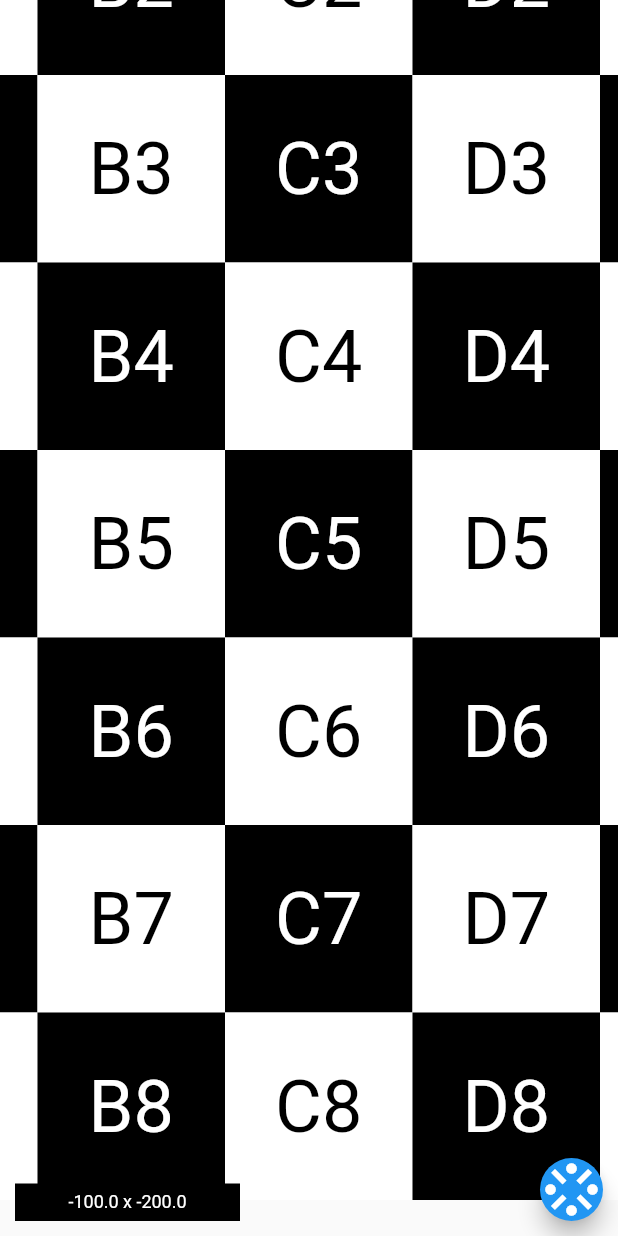
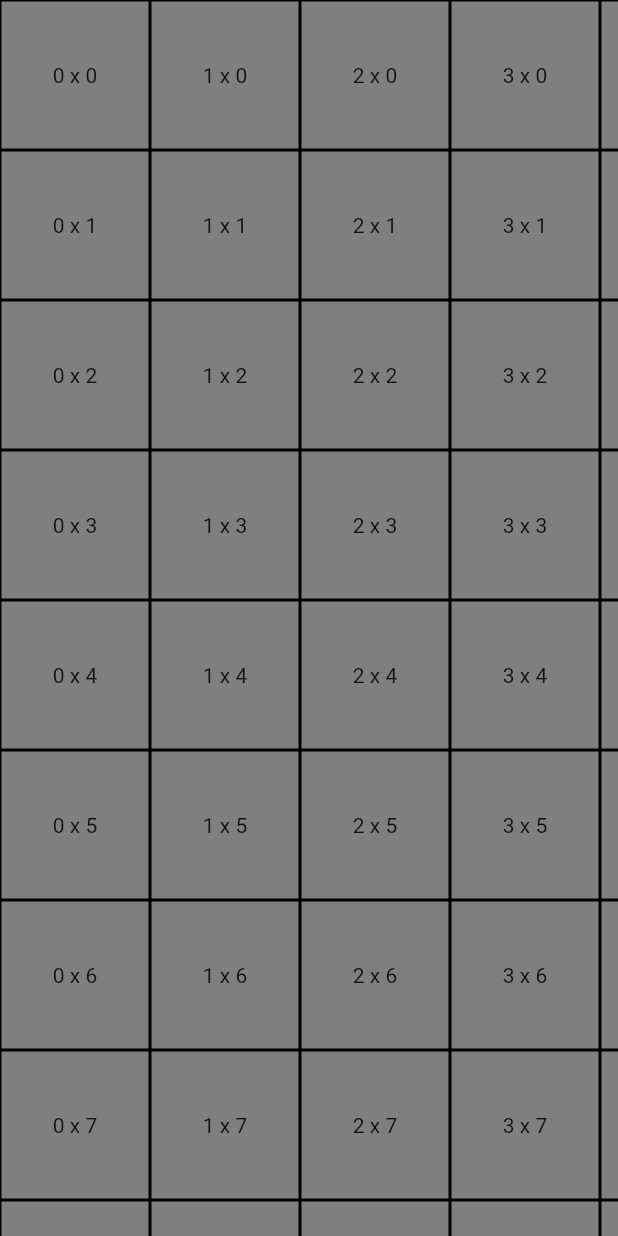
Before and after one commit to PlugFox/interactive_viewer, a Flutter app: the screen it shows after launch, on a phone screen of 412 x 824 dp. Run offline on Flutter 3.47's test engine with Material 2 defaults, Android fonts, the phone set to English and light mode, and no system bars.

Commit message:
Новый механизм отрисовки доски

```diff
--- a/lib/src/app.dart
+++ b/lib/src/app.dart
@@ -1,18 +1,26 @@
 import 'package:flutter/material.dart';
 import 'package:game_board/src/board.dart';
-import 'package:game_board/src/camera.dart';
 
 class App extends StatelessWidget {
   const App({Key? key}) : super(key: key);
 
   @override
-  Widget build(BuildContext context) => const MaterialApp(
-        title: 'GameBoard',
+  Widget build(BuildContext context) => MaterialApp(
+        title: 'Board',
         home: Scaffold(
           body: SafeArea(
-            child: Camera(
-              debug: true,
-              child: Board(),
+            child: Board(
+              builder: (x, y) => DecoratedBox(
+                decoration: BoxDecoration(
+                  border: Border.all(
+                    width: 1,
+                    color: const Color(0xFF000000),
+                  ),
+                ),
+                child: Center(
+                  child: Text('$x x $y'),
+                ),
+              ),
             ),
           ),
         ),
--- a/lib/src/board.dart
+++ b/lib/src/board.dart
@@ -1,64 +1,176 @@
+import 'package:flutter/foundation.dart';
 import 'package:flutter/widgets.dart';
 
+typedef CellBuilder = Widget Function(int x, int y);
+
+@immutable
 class Board extends StatelessWidget {
+  final Size? size;
+  final CellBuilder builder;
+
   const Board({
+    required this.builder,
+    this.size,
     Key? key,
   }) : super(key: key);
 
   @override
-  Widget build(BuildContext context) => Column(
-        children: List<Widget>.generate(
-          8,
-          (i) => Expanded(
-            flex: 1,
-            child: Row(
-              children: List<Widget>.generate(
-                8,
-                (j) => Expanded(
-                  flex: 1,
-                  child: BoardCell(
-                    x: j,
-                    y: i,
-                  ),
+  Widget build(BuildContext context) => _Board(
+        builder: builder,
+        size: size ?? const Size.square(100),
+      );
+}
+
+@immutable
+class _Board extends StatefulWidget {
+  final Size size;
+  final CellBuilder builder;
+
+  const _Board({
+    required this.builder,
+    required this.size,
+    Key? key,
+  }) : super(key: key);
+
+  @override
+  State<_Board> createState() => _BoardState();
+}
+
+// ignore: prefer_mixin
+class _BoardState extends State<_Board> {
+  final ValueNotifier<Offset> _listenable =
+      ValueNotifier<Offset>(const Offset(0, 0));
+
+  //region Lifecycle
+  @override
+  void initState() {
+    super.initState();
+    // Первичная инициализация виджета
+  }
+
+  @override
+  void didUpdateWidget(_Board oldWidget) {
+    super.didUpdateWidget(oldWidget);
+    // Конфигурация виджета изменилась
+  }
+
+  @override
+  void dispose() {
+    // Перманетное удаление стейта из дерева
+    super.dispose();
+  }
+  //endregion
+
+  Iterable<Widget> _buildCells(int width, int height) sync* {
+    final builder = widget.builder;
+    final cellSize = widget.size;
+    for (var x = 0; x < width; x++) {
+      for (var y = 0; y < height; y++) {
+        yield SizedBox.fromSize(
+          size: cellSize,
+          child: builder(x, y),
+        );
+      }
+    }
+  }
+
+  @override
+  Widget build(BuildContext context) => GestureDetector(
+        onPanStart: (DragStartDetails details) {},
+        onPanCancel: () {},
+        onPanDown: (details) {},
+        onPanEnd: (details) {},
+        onPanUpdate: (details) {
+          _listenable.value =
+              _listenable.value.translate(details.delta.dx, details.delta.dy);
+        },
+        child: ColoredBox(
+          color: const Color(0xFF7F7F7F),
+          child: LayoutBuilder(
+            builder: (context, constraints) {
+              // Расчитываю сколько клеточек может
+              // поместиться на экране по каждой оси
+              // с небольшим запасом
+              final boardSize = constraints.biggest;
+              final cellSize = widget.size;
+              final width = (boardSize.width / cellSize.width).ceil() + 1;
+              final height = (boardSize.height / cellSize.height).ceil() + 1;
+              return Flow(
+                delegate: _BoardFlowDelegate(
+                  width,
+                  height,
+                  cellSize,
+                  _listenable,
                 ),
-              ),
-            ),
+                children: _buildCells(width, height).toList(growable: false),
+              );
+            },
           ),
         ),
       );
 }
 
-@immutable
-class BoardCell extends StatelessWidget {
-  static const Color _black = Color(0xFF000000);
-  static const Color _white = Color(0xFFFFFFFF);
-  static final int _aCode = 'A'.codeUnitAt(0);
+class _BoardFlowDelegate extends FlowDelegate {
+  final ValueListenable<Offset> listenable;
+  final int width;
+  final int height;
+  final Size size;
 
-  final int x;
-  final int y;
-
-  const BoardCell({
-    required this.x,
-    required this.y,
-    Key? key,
-  }) : super(key: key);
+  _BoardFlowDelegate(
+    this.width,
+    this.height,
+    this.size,
+    this.listenable,
+  ) : super(repaint: listenable);
 
   @override
-  Widget build(BuildContext context) {
-    final whiteCell = x.isOdd ^ y.isOdd;
-    return ColoredBox(
-      color: whiteCell ? _white : _black,
-      child: Center(
-        child: Text(
-          '${String.fromCharCode(x + _aCode)}${y + 1}',
-          textAlign: TextAlign.center,
-          maxLines: 1,
-          style: TextStyle(
-            color: whiteCell ? _black : _white,
-            fontSize: 48,
+  void paintChildren(FlowPaintingContext context) {
+    // Количество целых столбцов и строк на которые съехала доска
+    // по горизонтали и вертикали
+    final colOffset = -(listenable.value.dx / size.width).ceil();
+    final rowOffset = -(listenable.value.dy / size.height).ceil();
+
+    // Отступы для смещения в количестве досок
+    var xBoardOffset = 0;
+    var yBoardOffset = 0;
+
+    var i = 0;
+    for (var x = 0; x < width; x++) {
+      // Перемещение столбца
+      if (!colOffset.isNegative) {
+        // Столбцы уходят влево - перемещаем первые столбцы справа от остальных
+        /// TODO: вывести формулу на сколько досок нужно отступить клетке влево или вправо
+        //if (x < colOffset.abs()) {
+        //  xBoardOffset = (colOffset ~/ width + 1) * width;
+        //} else {
+        //  xBoardOffset = 0;
+        //}
+      } else {
+        // // Столбцы уходят вправо - перемещаем правые столбцы слева от остальных
+        // if (x > colOffset.abs()) {
+        //   xOffset = -width;
+        // } else {
+        //   xOffset = 0;
+        // }
+      }
+      for (var y = 0; y < height; y++) {
+        context.paintChild(
+          i++,
+          opacity: 1,
+          transform: Matrix4.translationValues(
+            (x + xBoardOffset) * size.width + listenable.value.dx,
+            (y + yBoardOffset) * size.height + listenable.value.dy,
+            0,
           ),
-        ),
-      ),
-    );
+        );
+      }
+    }
   }
+
+  @override
+  bool shouldRepaint(covariant _BoardFlowDelegate oldDelegate) =>
+      !identical(listenable, oldDelegate.listenable) ||
+      width != oldDelegate.width ||
+      height != oldDelegate.height ||
+      size != oldDelegate.size;
 }
--- a/lib/src/camera.dart
+++ /dev/null
@@ -1,121 +0,0 @@
-import 'dart:ui' as ui;
-
-import 'package:flutter/foundation.dart';
-import 'package:flutter/material.dart';
-import 'package:flutter/widgets.dart';
-
-class Camera extends StatefulWidget {
-  final bool debug;
-  final Widget child;
-  final Size size;
-
-  const Camera({
-    required this.child,
-    this.debug = false,
-    this.size = const Size.square(1000),
-    Key? key,
-  }) : super(key: key);
-
-  @override
-  State<Camera> createState() => _CameraState();
-}
-
-class _CameraState extends State<Camera> {
-  final TransformationController _controller =
-      TransformationController(Matrix4.identity());
-
-  @override
-  void initState() {
-    super.initState();
-    //..translate(-200.0, -200.0);
-    _centerBoard();
-  }
-
-  void _centerBoard() {
-    final screenSize = ui.window.physicalSize / ui.window.devicePixelRatio;
-    final boardSize = widget.size;
-    // ignore: unnecessary_parenthesis
-    final offset = (screenSize / 2 - boardSize / 2) as Offset;
-    _controller.value = Matrix4.identity()..translate(offset.dx, offset.dy);
-  }
-
-  @override
-  void dispose() {
-    _controller.dispose();
-    super.dispose();
-  }
-
-  @override
-  Widget build(BuildContext context) => Stack(
-        children: <Positioned>[
-          Positioned.fill(
-            child: InteractiveViewer(
-              transformationController: _controller,
-              scaleEnabled: false,
-              panEnabled: true,
-              constrained: false,
-              boundaryMargin: EdgeInsets.zero,
-              child: SizedBox.fromSize(
-                size: widget.size,
-                child: widget.child,
-              ),
-            ),
-          ),
-          Positioned(
-            bottom: 10,
-            right: 10,
-            height: 42,
-            width: 42,
-            child: FloatingActionButton(
-              onPressed: _centerBoard,
-              child: const Icon(
-                Icons.stream,
-                size: 42,
-              ),
-            ),
-          ),
-          if (widget.debug)
-            Positioned(
-              bottom: 10,
-              left: 10,
-              height: 25,
-              width: 150,
-              child: _CameraDebugLabel(
-                valueListenable: _controller,
-              ),
-            ),
-        ],
-      );
-}
-
-@immutable
-class _CameraDebugLabel extends StatelessWidget {
-  final ValueListenable<Matrix4> valueListenable;
-
-  const _CameraDebugLabel({
-    required this.valueListenable,
-    Key? key,
-  }) : super(key: key);
-
-  @override
-  Widget build(BuildContext context) => ColoredBox(
-        color: const Color(0xFF000000),
-        child: Center(
-          child: ValueListenableBuilder<Matrix4>(
-              valueListenable: valueListenable,
-              builder: (context, value, _) {
-                final translation = value.getTranslation().xy;
-                final x = (translation.x * 1000).truncateToDouble() / 1000;
-                final y = (translation.y * 1000).truncateToDouble() / 1000;
-                return Text(
-                  '$x x $y',
-                  maxLines: 1,
-                  style: const TextStyle(
-                    color: Color(0xFFFFFFFF),
-                    fontSize: 12,
-                  ),
-                );
-              }),
-        ),
-      );
-}
```
